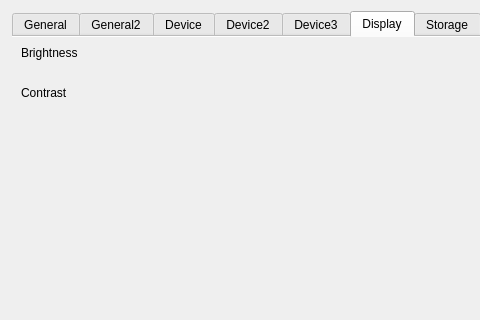
Old version of the form examples/sysinfo/dialog_s60.ui in the repository qtproject/qt-mobility; both pictures show x 0 to 480 and y 0 to 320 of the 794 by 529 pixel window.
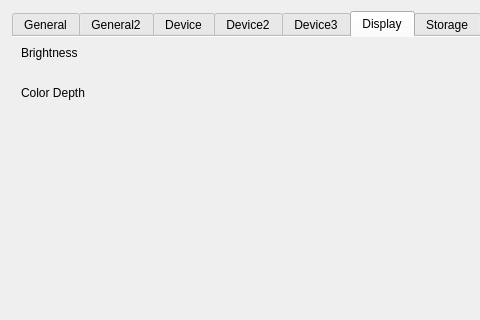
New version of the form. The open tabs and pages were chosen to show the change. Icons and pictures are not drawn.

Commit message: colorDepth not contrast.

Patch:
```diff
--- a/examples/sysinfo/dialog_s60.ui
+++ b/examples/sysinfo/dialog_s60.ui
@@ -939,7 +939,7 @@
          <item>
           <widget class="QLabel" name="label_154">
            <property name="text">
-            <string>Contrast</string>
+            <string>Color Depth</string>
            </property>
           </widget>
          </item>
```
Left out of the diff: 2 changed lines with no effect on the pictures.
